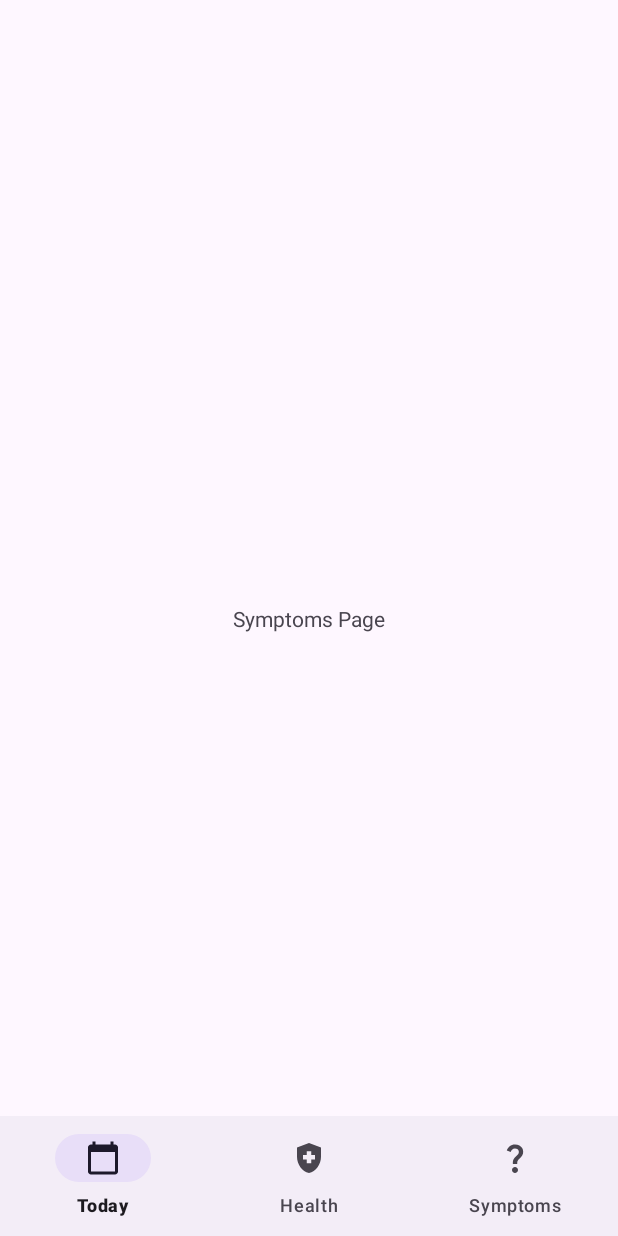
After one commit to COMP-3013-Team-5-2023-2024/TEAM-5-COMP-3018, an Android app: the SymptomsActivity screen opened directly, with no data from a screen before it, on a phone screen of 412 x 824 dp. The commit adds this screen. Run offline under Robolectric (Android 15) with nearby library versions, the phone set to English and light mode, and no system bars.

Commit message:
Add inital symptom page for users to select their symptoms
This commit adds a new activity to allow the user to enter their
symptoms, this implementation is barebones and features no database or
button interaction. The implementation will be added in a future commit.

```diff
--- a/app/src/main/AndroidManifest.xml
+++ b/app/src/main/AndroidManifest.xml
@@ -27,6 +27,9 @@
                 <category android:name="android.intent.category.LAUNCHER" />
             </intent-filter>
         </activity>
+
+        <activity android:name=".SymptomsActivity" android:screenOrientation="portrait">
+        </activity>
     </application>
 
 </manifest>
--- /dev/null
+++ b/app/src/main/java/com/example/periodtracker/SymptomsActivity.java
@@ -0,0 +1,14 @@
+package com.example.periodtracker;
+
+import androidx.appcompat.app.AppCompatActivity;
+
+import android.os.Bundle;
+
+public class SymptomsActivity extends AppCompatActivity {
+
+    @Override
+    protected void onCreate(Bundle savedInstanceState) {
+        super.onCreate(savedInstanceState);
+        setContentView(R.layout.activity_symptoms);
+    }
+}
```
Also changed, not shown: app/src/main/res/values/strings.xml (+15 -0 lines).
